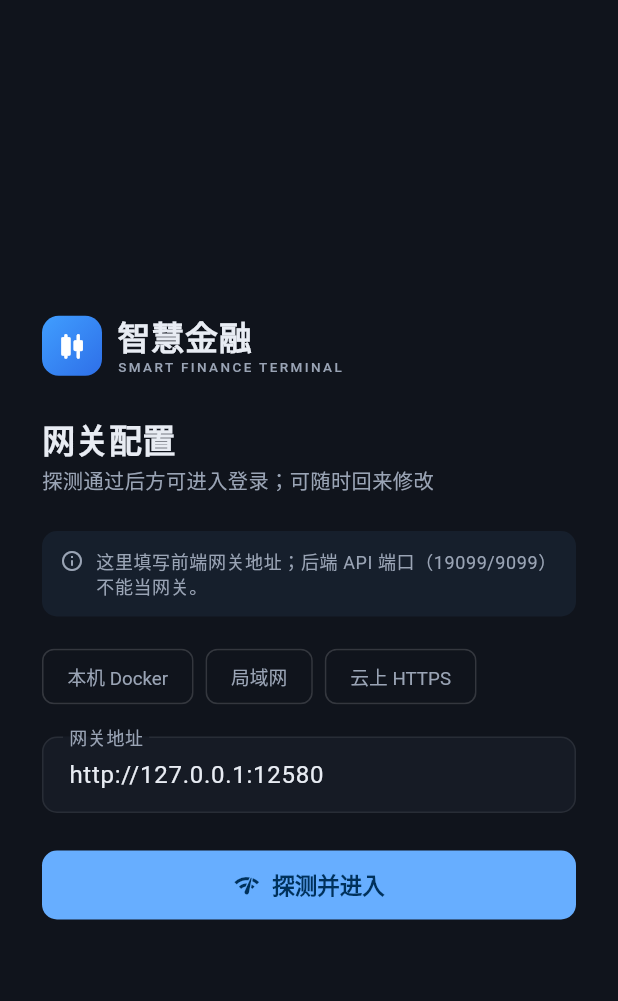
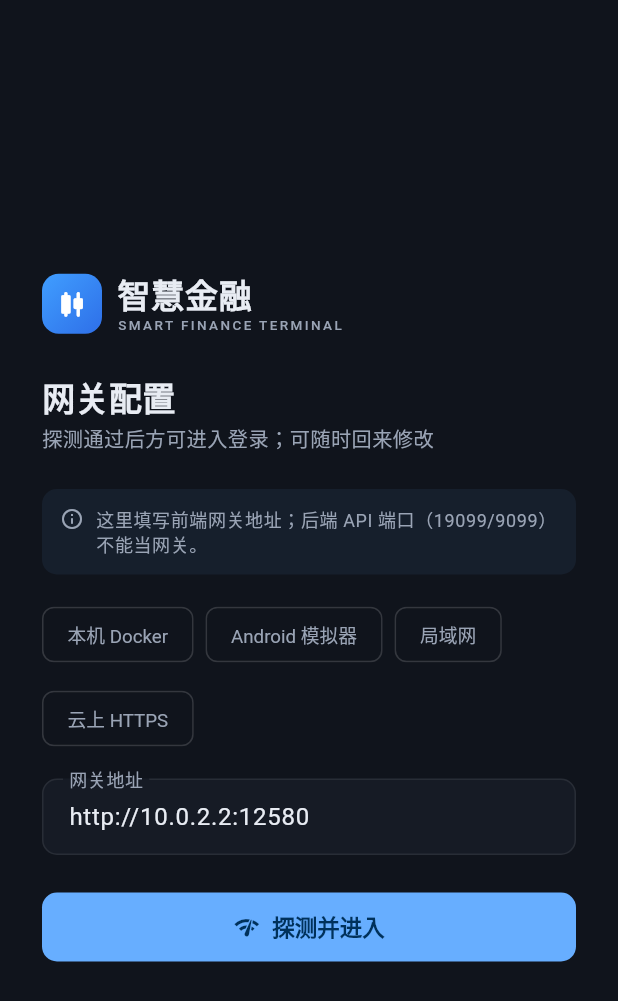
Before and after one commit to lusd2904/smart-finance-platform, a Flutter app: the screen it shows after launch, after a tap on "探测网关", on a phone screen of 412 x 824 dp. Shown: the top 1001 px of the screen. Run offline on Flutter 3.47's test engine with Material 3 defaults, Android fonts, the phone set to English and light mode, and no system bars; our stand-ins replace dio, flutter_riverpod, flutter_secure_storage, go_router, package_info_plus, shared_preferences; accounts and stored records are empty; network calls fail; project files that could hold a hidden picture were left out.

Commit message:
fix(flutter): phone login overflow and Android emulator gateway
Narrow screens were overflowing the NEXUS header next to the theme
switch. Make the title scale down and use icon-only theme chips.

Default the empty gateway to 10.0.2.2 on Android so the Studio
emulator can reach the host Docker frontend; add an Android 模拟器
preset on the probe page.

```diff
--- a/flutter_client/lib/core/gateway/gateway_config.dart
+++ b/flutter_client/lib/core/gateway/gateway_config.dart
@@ -1,3 +1,14 @@
+import 'package:flutter/foundation.dart'
+    show defaultTargetPlatform, kIsWeb, TargetPlatform;
+
+/// 本机未配置时的占位网关。Android 模拟器要把宿主机写成 10.0.2.2。
+String suggestedLocalGateway() {
+  if (!kIsWeb && defaultTargetPlatform == TargetPlatform.android) {
+    return 'http://10.0.2.2:12580';
+  }
+  return 'http://127.0.0.1:12580';
+}
+
 /// 网关配置（与 desktop/src/gateway.js 的 gateway.json 结构对齐）。
 class GatewayConfig {
   const GatewayConfig({
@@ -59,6 +70,12 @@ const gatewayPresets = <GatewayPreset>[
     'docker-compose.sentiment.yml 默认前端网关，已代理 /docker-api',
   ),
   GatewayPreset(
+    'android-emulator',
+    'Android 模拟器',
+    'http://10.0.2.2:12580',
+    '模拟器访问宿主机环回；真机请改局域网 IP',
+  ),
+  GatewayPreset(
     'lan',
     '局域网',
     'http://192.168.1.10:12580',
--- a/flutter_client/lib/features/auth/presentation/login_page.dart
+++ b/flutter_client/lib/features/auth/presentation/login_page.dart
@@ -6,6 +6,7 @@ import 'package:flutter_riverpod/flutter_riverpod.dart';
 import 'package:go_router/go_router.dart';
 
 import 'package:flutter_client/core/api/api_client.dart';
+import 'package:flutter_client/core/gateway/gateway_config.dart';
 import 'package:flutter_client/core/gateway/gateway_controller.dart';
 import 'package:flutter_client/core/gateway/gateway_probe.dart';
 import 'package:flutter_client/core/gateway/gateway_store.dart';
@@ -42,7 +43,7 @@ class _LoginPageState extends ConsumerState<LoginPage> {
   void initState() {
     super.initState();
     final gw = ref.read(gatewayController).url;
-    _gateway.text = gw.isEmpty ? 'http://127.0.0.1:12580' : gw;
+    _gateway.text = gw.isEmpty ? suggestedLocalGateway() : gw;
     WidgetsBinding.instance.addPostFrameCallback((_) => _bootstrap());
   }
 
@@ -175,6 +176,7 @@ class _LoginPageState extends ConsumerState<LoginPage> {
     final dark = _dark;
     final registerEnabled = _captcha?.registerEnabled ?? false;
     final captchaOn = _captcha == null || _captcha!.captchaEnabled;
+    final narrow = MediaQuery.sizeOf(context).width < 760;
     return Scaffold(
       body: Stack(
         fit: StackFit.expand,
@@ -206,15 +208,23 @@ class _LoginPageState extends ConsumerState<LoginPage> {
             child: Column(
               children: [
                 Padding(
-                  padding: const EdgeInsets.fromLTRB(40, 18, 40, 0),
+                  padding: EdgeInsets.fromLTRB(narrow ? 16 : 40, 18, narrow ? 16 : 40, 0),
                   child: Row(
                     children: [
-                      const Column(
+                      const Expanded(
+                        child: Column(
                           crossAxisAlignment: CrossAxisAlignment.start,
                           children: [
-                          _GlowTitle('智慧金融 · NEXUS'),
+                            FittedBox(
+                              fit: BoxFit.scaleDown,
+                              alignment: Alignment.centerLeft,
+                              child: _GlowTitle('智慧金融 · NEXUS'),
+                            ),
                             SizedBox(height: 2),
-                          Text(
+                            FittedBox(
+                              fit: BoxFit.scaleDown,
+                              alignment: Alignment.centerLeft,
+                              child: Text(
                                 'QUANT · SENTIMENT · MARKET',
                                 style: TextStyle(
                                   fontSize: 11,
@@ -222,11 +232,14 @@ class _LoginPageState extends ConsumerState<LoginPage> {
                                   color: Color(0xA6E2E8F0),
                                 ),
                               ),
+                            ),
                           ],
                         ),
-                      const Spacer(),
+                      ),
+                      const SizedBox(width: 8),
                       _SkinSwitch(
                         dark: dark,
+                        compact: narrow,
                         onSelect: (v) => ref.read(themeModeController.notifier).setDark(v),
                       ),
                     ],
@@ -237,19 +250,30 @@ class _LoginPageState extends ConsumerState<LoginPage> {
                     child: ConstrainedBox(
                       constraints: const BoxConstraints(maxWidth: 920, maxHeight: 560),
                       child: Padding(
-                        padding: const EdgeInsets.all(24),
+                        padding: EdgeInsets.all(narrow ? 12 : 24),
                         child: _GlassPanel(
                           dark: dark,
+                          child: LayoutBuilder(
+                            builder: (context, box) {
+                              return SingleChildScrollView(
+                                child: ConstrainedBox(
+                                  constraints: BoxConstraints(minHeight: box.maxHeight),
+                                  child: IntrinsicHeight(
                                     child: Row(
                                       children: [
-                              if (MediaQuery.sizeOf(context).width >= 760)
+                                        if (!narrow)
                                           SizedBox(
                                             width: 380,
                                             child: _BrandPane(dark: dark),
                                           ),
                                         Expanded(
                                           child: Padding(
-                                  padding: const EdgeInsets.fromLTRB(36, 28, 36, 24),
+                                            padding: EdgeInsets.fromLTRB(
+                                              narrow ? 20 : 36,
+                                              28,
+                                              narrow ? 20 : 36,
+                                              24,
+                                            ),
                                             child: _form(
                                               captchaOn: captchaOn,
                                               registerEnabled: registerEnabled,
@@ -261,14 +285,22 @@ class _LoginPageState extends ConsumerState<LoginPage> {
                                     ),
                                   ),
                                 ),
+                              );
+                            },
                           ),
                         ),
                       ),
-                const Padding(
-                  padding: EdgeInsets.only(bottom: 16),
+                    ),
+                  ),
+                ),
+                Padding(
+                  padding: const EdgeInsets.fromLTRB(16, 0, 16, 16),
+                  child: FittedBox(
+                    fit: BoxFit.scaleDown,
                     child: Text(
                       'Copyright © 2024-2026 insistence.tech All Rights Reserved.',
-                    style: TextStyle(fontSize: 12, color: Color(0x88E2E8F0)),
+                      style: const TextStyle(fontSize: 12, color: Color(0x88E2E8F0)),
+                    ),
                   ),
                 ),
               ],
@@ -315,7 +347,7 @@ class _LoginPageState extends ConsumerState<LoginPage> {
         TextField(
           key: const Key('login-gateway'),
           controller: _gateway,
-          decoration: deco('网关地址 http://127.0.0.1:12580', Icons.dns_outlined),
+          decoration: deco('网关地址 ${suggestedLocalGateway()}', Icons.dns_outlined),
         ),
         const SizedBox(height: 12),
         TextField(
@@ -444,8 +476,13 @@ class _GlowTitle extends StatelessWidget {
 }
 
 class _SkinSwitch extends StatelessWidget {
-  const _SkinSwitch({required this.dark, required this.onSelect});
+  const _SkinSwitch({
+    required this.dark,
+    required this.onSelect,
+    this.compact = false,
+  });
   final bool dark;
+  final bool compact;
   final ValueChanged<bool> onSelect;
 
   @override
@@ -456,16 +493,22 @@ class _SkinSwitch extends StatelessWidget {
         onTap: () => onSelect(value),
         borderRadius: BorderRadius.circular(999),
         child: Container(
-          padding: const EdgeInsets.symmetric(horizontal: 14, vertical: 7),
+          padding: EdgeInsets.symmetric(
+            horizontal: compact ? 8 : 14,
+            vertical: 7,
+          ),
           decoration: BoxDecoration(
             color: active ? const Color(0x2E38BDF8) : Colors.transparent,
             borderRadius: BorderRadius.circular(999),
           ),
           child: Row(
+            mainAxisSize: MainAxisSize.min,
             children: [
               Icon(icon, size: 16, color: Colors.white),
+              if (!compact) ...[
                 const SizedBox(width: 6),
                 Text(label, style: const TextStyle(color: Colors.white, fontSize: 13)),
+              ],
             ],
           ),
         ),
```
Lines whose indentation alone changed are shown as unchanged.
